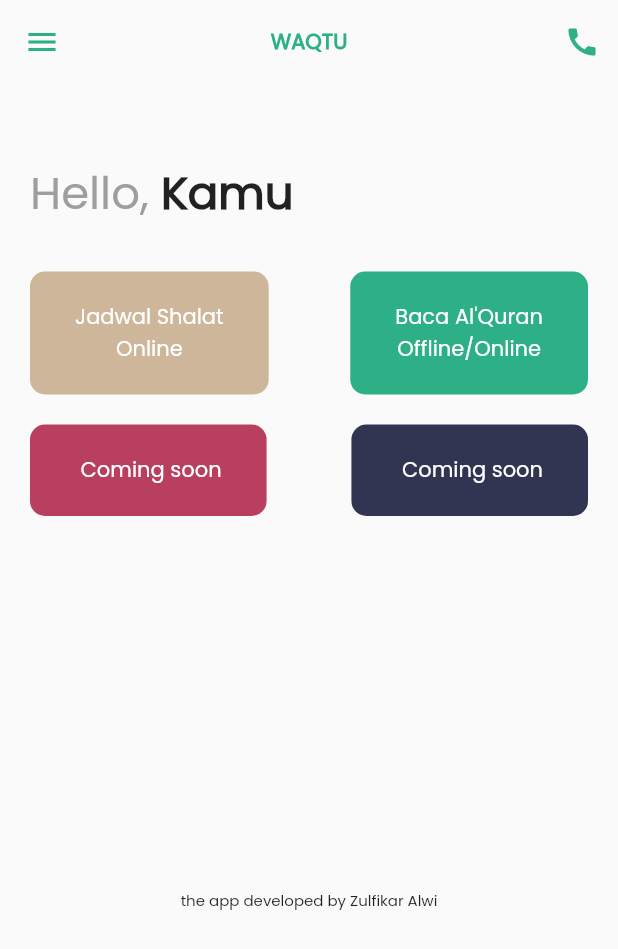
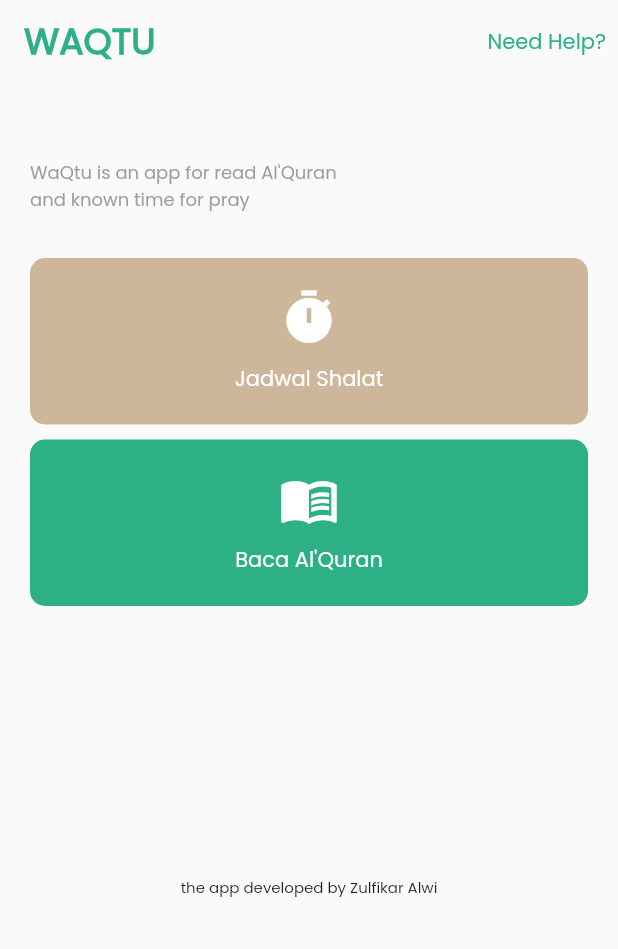
Before and after one commit to bakteribaik/waqtu_app_flutter, a Flutter app: the screen it shows after launch, on a phone screen of 412 x 824 dp. Shown: the top 949 px of the screen. Run offline on Flutter 3.47's test engine with Material 2 defaults, Android fonts, the phone set to English and light mode, and no system bars; our stand-ins replace audioplayers, connectivity_plus, fluttertoast, geocoding, geolocator.

Commit message:
refix, refine, fixbug

```diff
--- a/lib/Pages/home_menu.dart
+++ b/lib/Pages/home_menu.dart
@@ -1,6 +1,8 @@
 import 'package:connectivity_plus/connectivity_plus.dart';
 import 'package:flutter/material.dart';
 import 'package:fluttertoast/fluttertoast.dart';
+import 'package:intl/intl.dart';
+import 'package:url_launcher/url_launcher.dart';
 import 'package:waqtuu/Pages/waqtu_listSurah.dart';
 import 'package:waqtuu/Pages/waqtu_shalat.dart';
 
@@ -19,13 +21,21 @@ class _homeMenuState extends State<homeMenu> {
   Widget build(BuildContext context) {
     return Scaffold(
       appBar: AppBar(
-        centerTitle: true,
-        title: Text('WAQTU', style: TextStyle(fontSize: 14, color: Color(0xff2EB086), fontWeight: FontWeight.bold),),
+        title: Text('WAQTU', style: TextStyle(fontSize: 24, color: Color(0xff2EB086), fontWeight: FontWeight.bold),),
         elevation: 0.0,
         backgroundColor: Colors.transparent,
-        leading: IconButton(onPressed: (){}, icon: Icon(Icons.menu), color: Color(0xff2EB086),),
+        //leading: IconButton(onPressed: (){}, icon: Icon(Icons.menu), color: Color(0xff2EB086),),
         actions: [
-          IconButton(onPressed: (){}, icon: Icon(Icons.call), color: Color(0xff2EB086),)
+          TextButton(
+            onPressed: () async {
+              final url = 'https://wa.me/6283808503597?text=hallo%20admin%20waqtu';
+              if(await canLaunch(url) && await Connectivity().checkConnectivity() == ConnectivityResult.wifi && await Connectivity().checkConnectivity() == ConnectivityResult.wifi){
+                await launch(url);
+              }else(
+                Fluttertoast.showToast(msg: 'No Internet Connection')
+              );
+            },
+            child: Text('Need Help?', style: TextStyle(color: Color(0xff2EB086),),))
         ],
       ),
       body: SafeArea(
@@ -40,9 +50,7 @@ class _homeMenuState extends State<homeMenu> {
              Container(
                child: Row(
                  children: [
-                   Text('Hello, ', style: TextStyle(color: Colors.grey, fontSize: 30),),
-                   SizedBox(),
-                   Text('Kamu', style: TextStyle(fontSize: 30, fontWeight: FontWeight.bold),),
+                   Text("WaQtu is an app for read Al'Quran \nand known time for pray", style: TextStyle(color: Colors.grey, fontSize: 12),),
                  ],
                ),
              ),
@@ -58,7 +66,7 @@ class _homeMenuState extends State<homeMenu> {
                child: Column(
                  children: [
                    Container(
-                     child: Row(
+                     child: Column(
                        mainAxisAlignment: MainAxisAlignment.spaceBetween,
                        children: [
                          InkWell(
@@ -71,6 +79,7 @@ class _homeMenuState extends State<homeMenu> {
                              }
                            },
                            child:  Container(
+                             width: MediaQuery.of(context).size.width,
                               padding: EdgeInsets.only(top: 20, bottom: 20, left: 30, right: 30),
                               decoration: BoxDecoration(
                                 borderRadius: BorderRadius.circular(10),
@@ -78,12 +87,15 @@ class _homeMenuState extends State<homeMenu> {
                               ),
                               child: Column(
                                 children: [
+                                  Icon(Icons.timer, color: Colors.white,  size: 40,),
+                                  SizedBox(height: 10,),
                                   Text('Jadwal Shalat', style: TextStyle(color: Colors.white),),
-                                  Text('Online', style: TextStyle(color: Colors.white),)
                                 ],
                               ),
                           ),
                          ),
+
+                          SizedBox(height: 10,),
 
                          InkWell(
                            onTap: (){
@@ -91,6 +103,7 @@ class _homeMenuState extends State<homeMenu> {
                              MaterialPageRoute(builder: (context) => const ListSurahPage()));
                            },
                            child:  Container(
+                             width: MediaQuery.of(context).size.width,
                               padding: EdgeInsets.only(top: 20, bottom: 20, left: 30, right: 30),
                               decoration: BoxDecoration(
                                 borderRadius: BorderRadius.circular(10),
@@ -98,8 +111,9 @@ class _homeMenuState extends State<homeMenu> {
                               ),
                               child: Column(
                                 children: [
+                                  Icon(Icons.menu_book, color: Colors.white, size: 40,),
+                                  SizedBox(height: 10,),
                                   Text("Baca Al'Quran", style: TextStyle(color: Colors.white),),
-                                  Text('Offline/Online', style: TextStyle(color: Colors.white),)
                                 ],
                               ),
                           ),
@@ -110,47 +124,6 @@ class _homeMenuState extends State<homeMenu> {
 
                     SizedBox(height: 20,),
 
-                   Container(
-                     child: Row(
-                       mainAxisAlignment: MainAxisAlignment.spaceBetween,
-                       children: [
-                         InkWell(
-                           onTap: (){},
-                           child:  Container(
-                              padding: EdgeInsets.only(top: 20, bottom: 20, left: 30, right: 30),
-                              decoration: BoxDecoration(
-                                borderRadius: BorderRadius.circular(10),
-                                 color: Color(0xffB8405E),
-                              ),
-                              child: Column(
-                                children: [
-                                  // Container(child: Icon(Icons.monochrome_photos, color: Colors.white,),),
-                                  // SizedBox(height: 10,),
-                                  Container(child: Text(' Coming soon', style: TextStyle(color: Colors.white),),),
-                                ],
-                              ),
-                          ),
-                         ),
-
-                         InkWell(
-                           onTap: (){},
-                           child:  Container(
-                              padding: EdgeInsets.only(top: 20, bottom: 20, left: 30, right: 30),
-                              decoration: BoxDecoration(
-                                borderRadius: BorderRadius.circular(10),
-                                color: Color(0xff313552),),
-                              child: Column(
-                                children: [
-                                  // Container(child: Icon(Icons.monochrome_photos, color: Colors.white,),),
-                                  // SizedBox(height: 10,),
-                                  Container(child: Text(' Coming soon', style: TextStyle(color: Colors.white),),),
-                                ],
-                              ),
-                          ),
-                         ),
-                       ],
-                     ),
-                   ),
                  ],
                ),
              ),
--- a/pubspec.yaml
+++ b/pubspec.yaml
@@ -41,6 +41,7 @@ dependencies:
   audioplayers: ^0.20.1
   fluttertoast: ^8.0.8
   connectivity_plus: ^2.2.0
+  url_launcher: ^6.0.18
 
 dev_dependencies:
   flutter_test:
```
Also changed, not shown: lib/Pages/bacaQuranOffline.dart (+38 -5 lines), lib/Pages/waqtu_listSurah.dart (+34 -8 lines), lib/Pages/waqtu_shalat.dart (+28 -16 lines), assets/images/icon.png, pubspec.lock, 1 other file.
